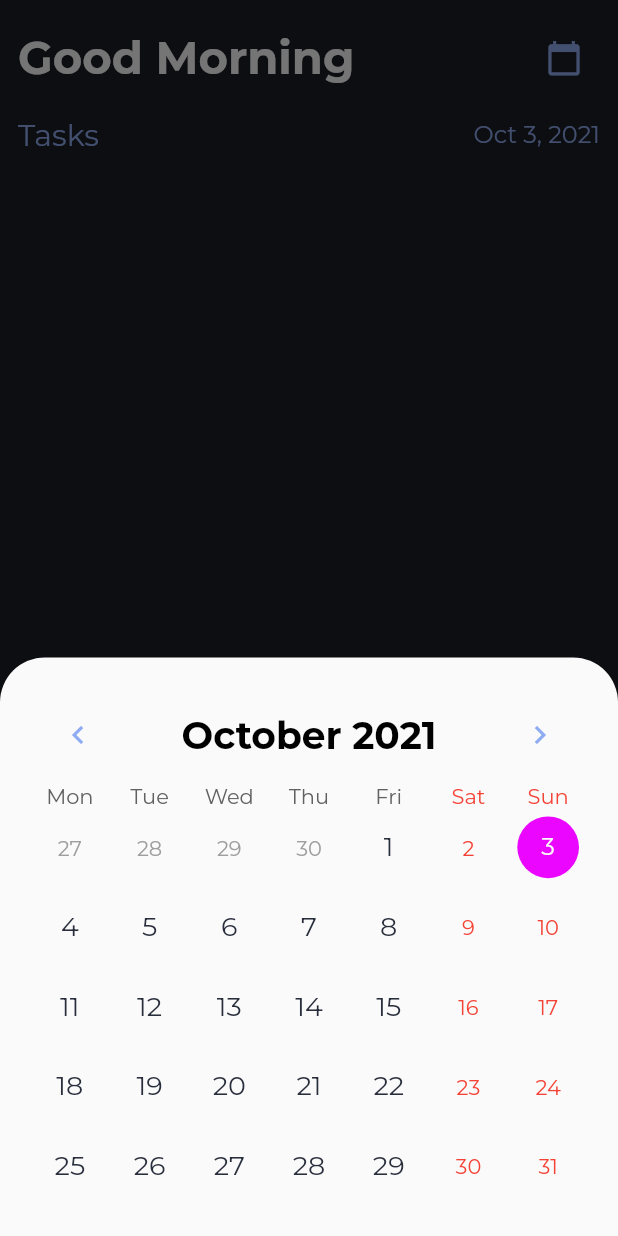
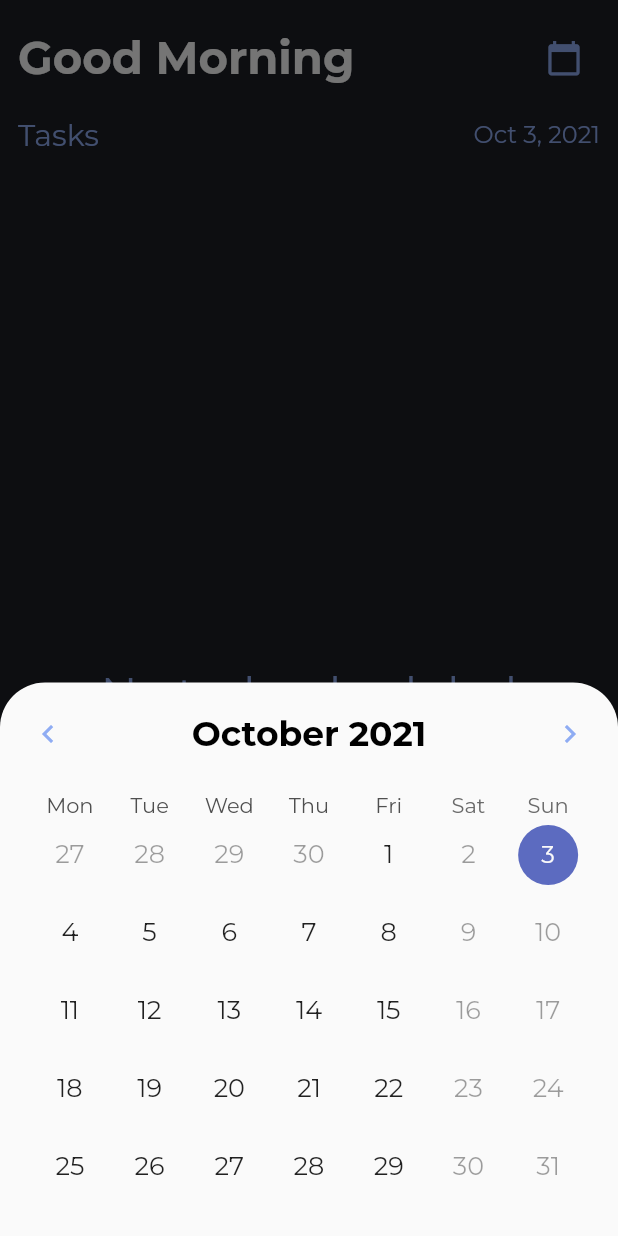
Before and after one commit to JordiiVidal/daily-goals-flutter, a Flutter app: the screen it shows after launch, after a tap on the "calendar today" icon, on a phone screen of 412 x 824 dp. Run offline on Flutter 3.47's test engine with Material 2 defaults, Android fonts, the phone set to English and light mode, and no system bars; drawn by our look-alikes of table_calendar; our stand-ins replace chips_choice, flutter_datetime_picker, flutter_slidable, google_fonts, sqflite; accounts and stored records are empty.

Commit message:
upgrade version

```diff
--- a/lib/main.dart
+++ b/lib/main.dart
@@ -1,3 +1,4 @@
+import 'package:daily_goals/presentation/status_navigation_bar.dart';
 import 'package:flutter/material.dart';
 import 'package:provider/provider.dart';
 import 'package:flutter/services.dart';
@@ -14,16 +15,11 @@ import 'presentation/screens/task_form_screen.dart';
 import 'presentation/screens/home_screen.dart';
 import 'presentation/theme.dart';
 
-void main() async {
+void main() {
   WidgetsFlutterBinding.ensureInitialized();
   SystemChrome.setPreferredOrientations(
       [DeviceOrientation.portraitUp, DeviceOrientation.portraitDown]);
-  SystemChrome.setSystemUIOverlayStyle(
-    SystemUiOverlayStyle(
-      statusBarColor: AppColors.secondaryColor,
-      systemNavigationBarColor: AppColors.secondaryColor,
-    ),
-  );
+  changeColors();
   runApp(MyApp());
 }
 
--- a/lib/presentation/screens/home_screen.dart
+++ b/lib/presentation/screens/home_screen.dart
@@ -20,10 +20,13 @@ class HomeScreen extends StatelessWidget {
           ],
         ),
       ),
-      floatingActionButton: FloatingActionButton(
-        onPressed: () => Navigator.pushNamed(context, AppRoutes.taskForm),
-        child: Icon(Icons.add),
-      ),
+      floatingActionButton:
+        FloatingActionButton(
+          heroTag: 'fab',
+          onPressed: () => Navigator.pushNamed(context, AppRoutes.taskForm),
+          child: Icon(Icons.add),
+        ),
+
     );
   }
 }
--- a/lib/presentation/screens/task_form_screen.dart
+++ b/lib/presentation/screens/task_form_screen.dart
@@ -60,7 +60,7 @@ class TaskFormScreen extends StatelessWidget {
           ),
           floatingActionButton: FloatingActionButton.extended(
             onPressed: () => onSubmit(context),
-            heroTag: 'btn-frm',
+            heroTag: 'fab',
             shape: RoundedRectangleBorder(
               borderRadius: BorderRadius.circular(10),
             ),
--- /dev/null
+++ b/lib/presentation/status_navigation_bar.dart
@@ -0,0 +1,17 @@
+import 'package:daily_goals/presentation/theme.dart';
+import 'package:flutter/services.dart';
+import 'package:flutter/material.dart';
+
+void changeColors({Color statusBar, Color navigationBar}) {
+  statusBar = statusBar ?? AppColors.secondaryColor;
+  navigationBar = navigationBar ?? AppColors.secondaryColor;
+  Future.delayed(
+    Duration(milliseconds:  225),
+    () => SystemChrome.setSystemUIOverlayStyle(
+      SystemUiOverlayStyle(
+        statusBarColor: statusBar,
+        systemNavigationBarColor: navigationBar,
+      ),
+    ),
+  );
+}
--- a/lib/presentation/theme.dart
+++ b/lib/presentation/theme.dart
@@ -22,7 +22,6 @@ class AppPadding {
 final darkTheme = ThemeData(
   scaffoldBackgroundColor: AppColors.secondaryColor,
   primaryColor: AppColors.primaryColor,
-  buttonColor: AppColors.primaryColor,
   textTheme: GoogleFonts.montserratTextTheme().apply(
     bodyColor: AppColors.primaryTextColor,
   ),
--- a/lib/presentation/widgets/bottom_sheet_calendar.dart
+++ b/lib/presentation/widgets/bottom_sheet_calendar.dart
@@ -1,35 +1,15 @@
-import 'package:daily_goals/presentation/theme.dart';
 import 'package:flutter/material.dart';
 import 'package:table_calendar/table_calendar.dart';
 
-class BottomSheetCalendar extends StatefulWidget {
+class BottomSheetCalendar extends StatelessWidget {
   final bool closeOnClick;
-  final DateTime initDateTime;
+  final DateTime focusedDay;
   final Function onDaySelected;
   const BottomSheetCalendar({
-    @required this.initDateTime,
+    @required this.focusedDay,
     @required this.onDaySelected,
     closeOnClick,
   }) : this.closeOnClick = closeOnClick ?? false;
-
-  @override
-  _BottomSheetCalendarState createState() => _BottomSheetCalendarState();
-}
-
-class _BottomSheetCalendarState extends State<BottomSheetCalendar> {
-  var _calendarController;
-
-  @override
-  void initState() {
-    super.initState();
-    _calendarController = CalendarController();
-  }
-
-  @override
-  void dispose() {
-    _calendarController.dispose();
-    super.dispose();
-  }
 
   @override
   Widget build(BuildContext context) {
@@ -37,36 +17,47 @@ class _BottomSheetCalendarState extends State<BottomSheetCalendar> {
       child: Container(
         padding: const EdgeInsets.all(20.0),
         child: TableCalendar(
-          calendarController: _calendarController,
+          firstDay: DateTime.utc(2010, 1, 1),
+          focusedDay: focusedDay,
+          lastDay: DateTime.now().add(Duration(days: 365)),
+          currentDay: DateTime.now(),
           startingDayOfWeek: StartingDayOfWeek.monday,
+          selectedDayPredicate: (day) {
+            return isSameDay(focusedDay, day);
+          },
+          onDaySelected: (da, l) {
+            onDaySelected(da);
+            if (closeOnClick) Navigator.pop(context);
+          },
           calendarStyle: CalendarStyle(
-            highlightToday: true,
-            contentPadding: const EdgeInsets.all(5),
-            selectedColor: AppColors.accentColor,
-            cellMargin: const EdgeInsets.all(5),
-            todayColor: Colors.grey[200],
-            todayStyle: TextStyle(
-              color: AppColors.primaryColor,
-              fontSize: 18,
+            isTodayHighlighted: true,
+            defaultTextStyle: TextStyle(
+              color: Colors.black87,
+              fontSize: 17,
             ),
-            weekdayStyle: TextStyle(
-              color: AppColors.primaryColor,
-              fontSize: 18,
+            weekendTextStyle: TextStyle(
+              color: Colors.black38,
+              fontSize: 17,
+            ),
+            outsideTextStyle: TextStyle(
+              color: Colors.black38,
+              fontSize: 17,
             ),
           ),
-          initialSelectedDay: widget.initDateTime,
-          onDaySelected: (da, l, ls) {
-            widget.onDaySelected(da);
-            if (widget.closeOnClick) Navigator.pop(context);
-          },
           availableCalendarFormats: {CalendarFormat.month: 'Month'},
           headerStyle: HeaderStyle(
-            centerHeaderTitle: true,
+            titleCentered: true,
             titleTextStyle: TextStyle(
               color: Colors.black,
-              fontSize: 25,
+              fontSize: 23,
               fontWeight: FontWeight.bold,
             ),
+            leftChevronPadding: const EdgeInsets.all(0.0),
+            rightChevronPadding: const EdgeInsets.all(0.0),
+            leftChevronMargin: const EdgeInsets.all(0.0),
+            rightChevronMargin: const EdgeInsets.all(0.0),
+            headerPadding: const EdgeInsets.only(bottom: 25.0),
+            headerMargin: const EdgeInsets.all(0.0),
           ),
         ),
       ),
--- a/lib/presentation/widgets/home/app_bar_home.dart
+++ b/lib/presentation/widgets/home/app_bar_home.dart
@@ -2,6 +2,7 @@ import 'package:daily_goals/presentation/providers/main_providert.dart';
 import 'package:flutter/material.dart';
 import 'package:provider/provider.dart';
 
+import '../../status_navigation_bar.dart';
 import '../../theme.dart';
 import '../../helpers.dart';
 import '../bottom_sheet_calendar.dart';
@@ -10,7 +11,6 @@ class AppBarHome extends StatelessWidget {
   const AppBarHome({Key key}) : super(key: key);
 
   void _showModalBottomSheetCalendar(BuildContext context) {
-    final goalProvider = context.read<MainProvider>();
     showModalBottomSheet(
       context: context,
       elevation: 3,
@@ -20,11 +20,14 @@ class AppBarHome extends StatelessWidget {
           topLeft: Radius.circular(30),
         ),
       ),
-      builder: (context) => BottomSheetCalendar(
-        onDaySelected: goalProvider.setSelectedDate,
-        initDateTime: goalProvider.selectedDate,
-      ),
-    );
+      builder: (context) {
+        final provider = context.watch<MainProvider>();
+        return BottomSheetCalendar(
+          onDaySelected: provider.setSelectedDate,
+          focusedDay: provider.selectedDate,
+        );
+      },
+    ).then((_) => changeColors());
   }
 
   @override
```
Also changed, not shown: lib/presentation/providers/task_details_provider.dart (deleted, +0 -76 lines), lib/presentation/widgets/bottom_sheet_time.dart (deleted, +0 -42 lines), lib/presentation/widgets/form/date_time_picker.dart (+8 -5 lines), pubspec.yaml (+11 -15 lines), pubspec.lock, 5 other files.
